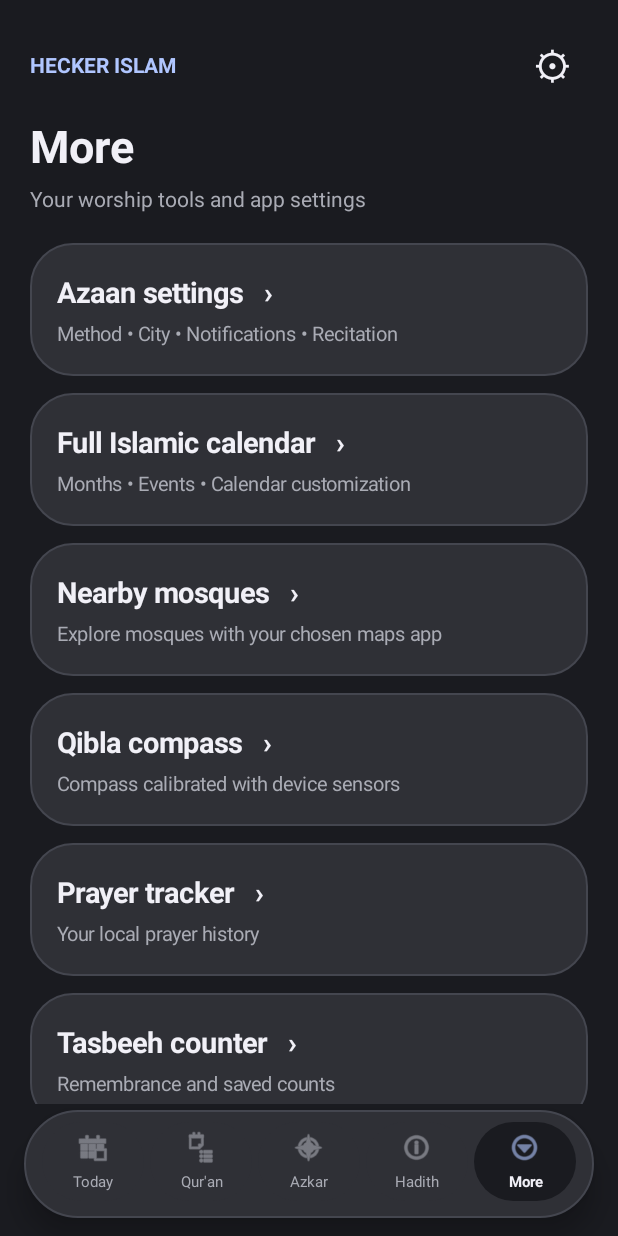
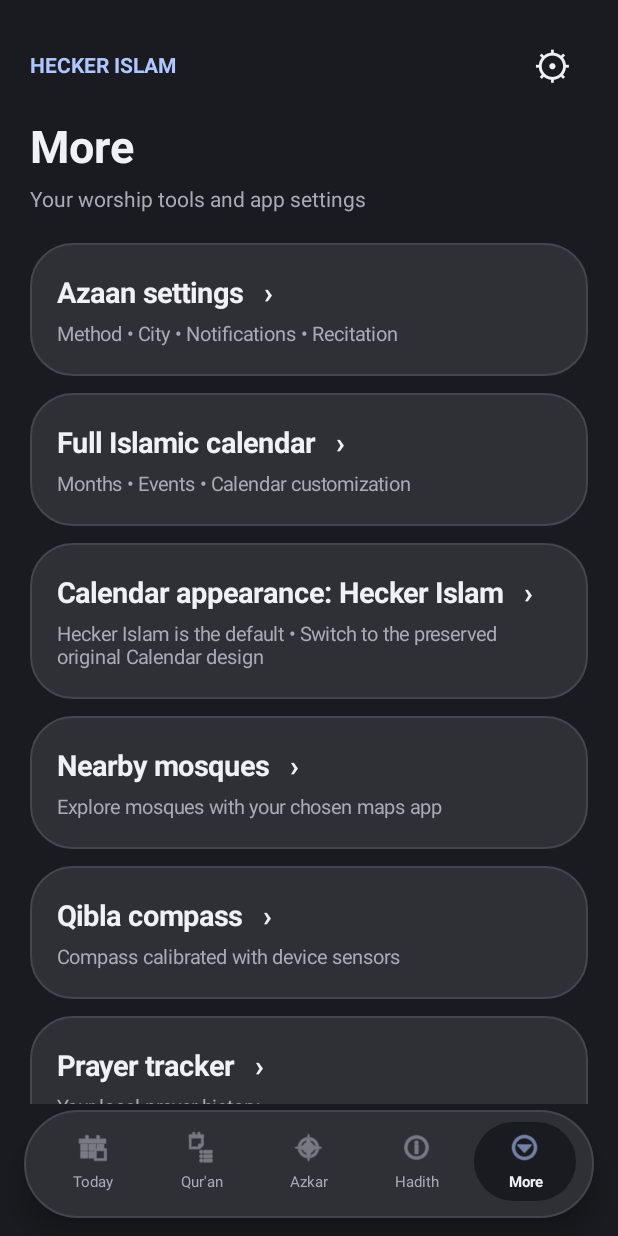
Before and after one commit to its-hecker/Hecker-Islam, an Android app: the screen it shows after launch (IslamDashboardActivity), after a tap on "More", on a phone screen of 412 x 824 dp. Run offline under Robolectric (Android 15) with nearby library versions, the phone set to English and light mode, and no system bars; libraries missing offline, so code that uses them is left out: org.brotli.dec.

Commit message:
settings: add Calendar appearance toggle preserving original UI

```diff
--- a/app/src/main/java/com/hecker/islam/IslamDashboardActivity.java
+++ b/app/src/main/java/com/hecker/islam/IslamDashboardActivity.java
@@ -202,6 +202,14 @@ public final class IslamDashboardActivity extends Activity {
                 () -> launch(com.hecker.azaan.MainActivity.class));
         tile("Full Islamic calendar", "Months • Events • Calendar customization",
                 () -> launch(com.sabber.taqwim.MainActivity.class));
+        boolean originalCalendar = getSharedPreferences("islam_ui", MODE_PRIVATE)
+                .getBoolean("calendar_original", false);
+        tile(originalCalendar ? "Calendar appearance: Original" : "Calendar appearance: Hecker Islam",
+                "Hecker Islam is the default • Switch to the preserved original Calendar design", () -> {
+                    getSharedPreferences("islam_ui", MODE_PRIVATE).edit()
+                            .putBoolean("calendar_original", !originalCalendar).apply();
+                    render();
+                });
         tile("Nearby mosques", "Explore mosques with your chosen maps app", this::mosques);
         tile("Qibla compass", "Compass calibrated with device sensors", () -> launch(QiblaActivity.class));
         tile("Prayer tracker", "Your local prayer history", () -> launch(PrayerTrackerActivity.class));
```
